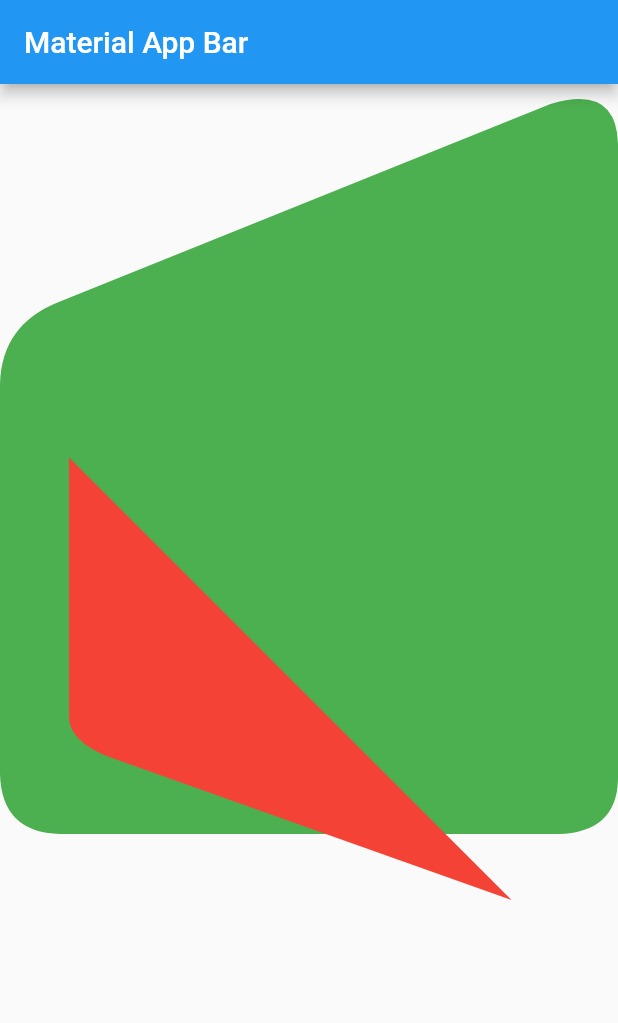
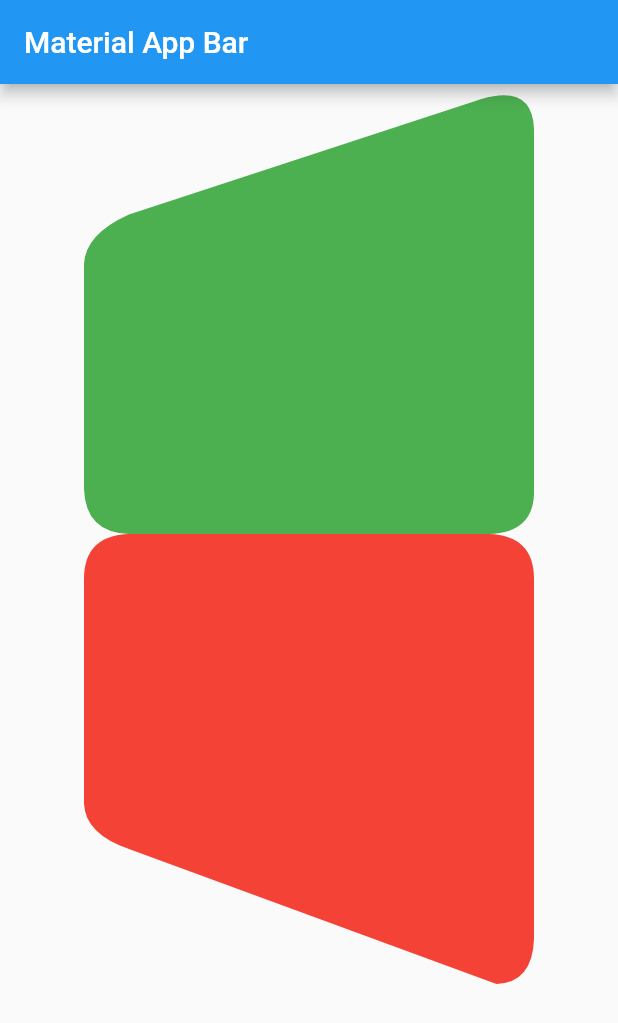
Before and after one commit to Israelzait/lab-widgets-utils, a Flutter app: the screen it shows after launch, on a phone screen of 412 x 824 dp. Shown: the top 1023 px of the screen. Run offline on Flutter 3.47's test engine with Material 2 defaults, Android fonts, the phone set to English and light mode, and no system bars.

Commit message:
Same card that last but the diagonal begin in bottom left to bottom right

```diff
--- a/lib/customclipper/diagonal_clipper_box.dart
+++ b/lib/customclipper/diagonal_clipper_box.dart
@@ -4,7 +4,7 @@ class DiagonalBoxTopRight extends CustomClipper<Path> {
   @override
   Path getClip(Size size) {
     final path = Path();
-    const curveDistance = 40.0;
+    const curveDistance = 30.0;
 
     path.moveTo(0, size.height * 0.4);
     path.lineTo(0, size.height - curveDistance);
@@ -29,28 +29,18 @@ class DiagonalBoxBottomRight extends CustomClipper<Path> {
   @override
   Path getClip(Size size) {
     final path = Path();
-    const curveDistance = 25.0;
-
-//    path.lineTo(0.0, size.height * 0.65);
-//    path.quadraticBezierTo(0.0, size.height * 0.675, 0 + curveDistance, size.height * 0.75);
-//    path.lineTo(size.width, size.height);
-//    path.lineTo(size.width, 0.0);
-//    path.lineTo(0.0, 0.0);
+    const curveDistance = 30.0;
 
     path.moveTo(0, curveDistance);
-    path.lineTo(0, size.height * 0.7 - curveDistance); // left
-    path.quadraticBezierTo(1, size.height * 0.7 - 10, 0 + curveDistance, size.height * 0.7); // bottom left
-    path.lineTo(size.width - curveDistance, size.height); //bottom
-
-//    path.moveTo(0, size.height * 0.4);
-//    path.lineTo(0, size.height - curveDistance); // left
-//    path.quadraticBezierTo(1, size.height - 1, 0 + curveDistance, size.height); // bottom left
-//    path.lineTo(size.width - curveDistance, size.height); //bottom
-//    path.quadraticBezierTo(size.width + 1, size.height - 1, size.width, size.height - curveDistance); // bottom right
-//    path.lineTo(size.width, 0 + curveDistance); // right
-//    path.quadraticBezierTo(size.width - 1, 0, size.width - curveDistance - 5, 0 + curveDistance / 3); // top right
-//    path.lineTo(curveDistance, size.height * 0.29); // diagonal
-//    path.quadraticBezierTo(1, (size.height * 0.30) + 10, 0, size.height * 0.4); // top lef
+    path.lineTo(0, size.height * 0.7 - curveDistance); // line left
+    path.quadraticBezierTo(
+        1, size.height * 0.7 - curveDistance / 3, 0 + curveDistance, size.height * 0.7); // Border bottom left
+    path.lineTo(size.width - curveDistance + 5, size.height); // diagonal !!5!!
+    path.quadraticBezierTo(size.width - 1, size.height - 1, size.width, size.height - curveDistance); // bottom right
+    path.lineTo(size.width, curveDistance); // right
+    path.quadraticBezierTo(size.width, 1, size.width - curveDistance, 0); // top right
+    path.lineTo(curveDistance, 0); // top
+    path.quadraticBezierTo(0, 1, 0, curveDistance); // top left
 
     return path;
   }
--- a/lib/pages/diagonal_box_page.dart
+++ b/lib/pages/diagonal_box_page.dart
@@ -6,9 +6,9 @@ class DiagonalBoxPage extends StatelessWidget {
 
   @override
   Widget build(BuildContext context) {
-    final size = 500.0;
+    final size = 300.0;
     return SafeArea(
-      child: Stack(
+      child: Column(
         children: [
           ClipPath(
             clipper: DiagonalBoxTopRight(),
@@ -23,9 +23,8 @@ class DiagonalBoxPage extends StatelessWidget {
               child: ClipPath(
                 clipper: DiagonalBoxBottomRight(),
                 child: Container(
-                  padding: EdgeInsets.all(25),
-                  width: size - 180,
-                  height: size - 180,
+                  width: size,
+                  height: size,
                   color: Colors.red,
                 ),
               ),
```
Also changed, not shown: 1 other file.
